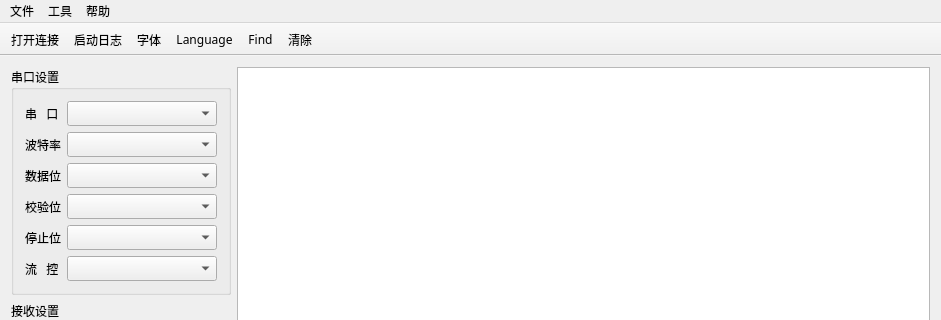
Before: the Qt Designer form monkey_serial/mainwindow.ui in horsdy/Monkey_Serial, drawn with Qt 5; both pictures show x 0 to 941 and y 0 to 320 of the 941 by 667 pixel window.
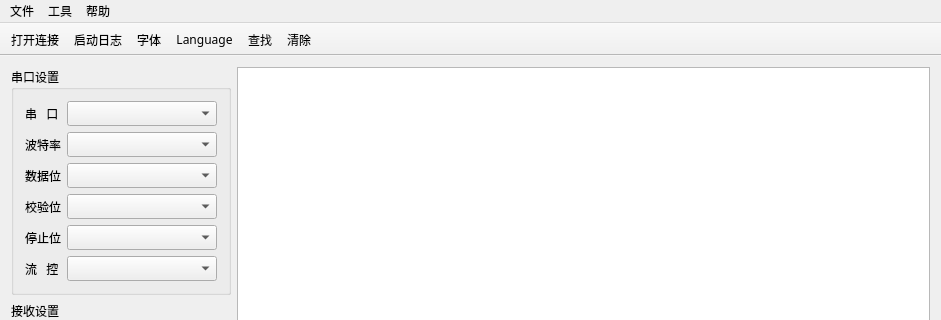
After: the same form once the commit is applied. Icons and pictures are not drawn.

```diff
--- a/monkey_serial/mainwindow.ui
+++ b/monkey_serial/mainwindow.ui
@@ -497,7 +497,7 @@
      <normaloff>:/image/icon/find.png</normaloff>:/image/icon/find.png</iconset>
    </property>
    <property name="text">
-    <string>Find</string>
+    <string>查找</string>
    </property>
    <property name="toolTip">
     <string>查找 (CTRL+F)</string>
```
Left out of the diff: 8 changed lines with no effect on the pictures.
